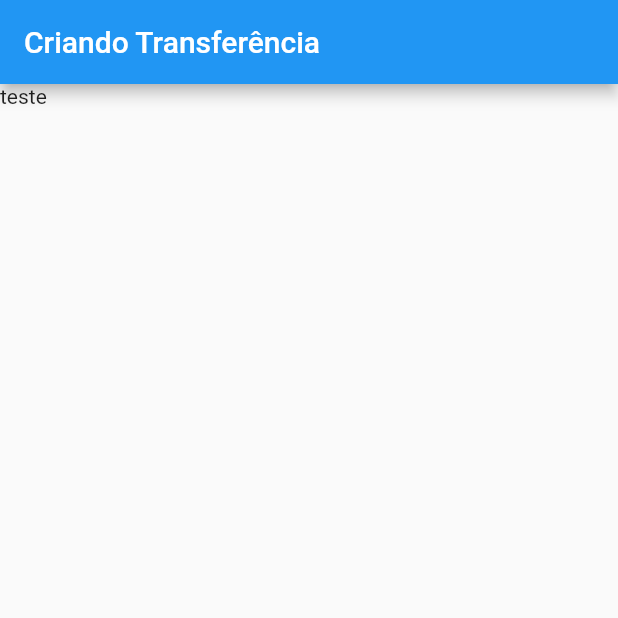
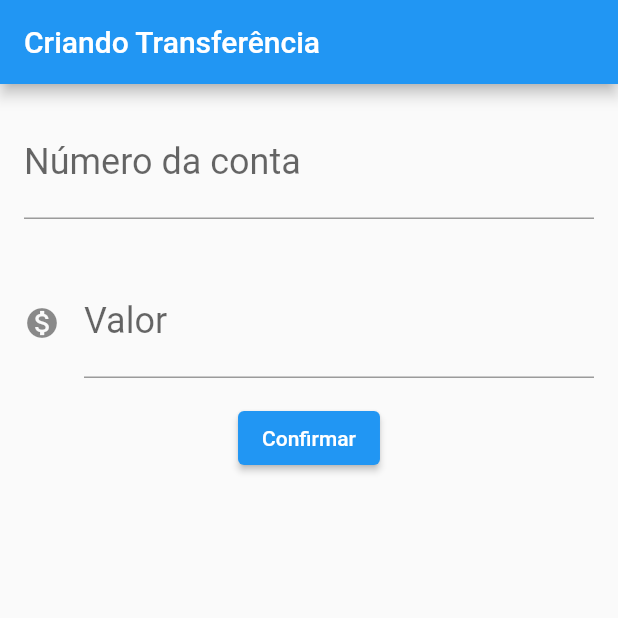
Before and after one commit to lucas-itenabler/Flutter-1-Bytebank, a Flutter app: the screen it shows after launch, on a phone screen of 412 x 824 dp, the top half of it. Run offline on Flutter 3.47's test engine with Material 2 defaults, Android fonts, the phone set to English and light mode, and no system bars.

Commit message:
Montando o layout do firmulário

```diff
--- a/bytebank/lib/main.dart
+++ b/bytebank/lib/main.dart
@@ -17,8 +17,40 @@ class FormularioTransferencia extends StatelessWidget {
   @override
   Widget build(BuildContext context) {
     return Scaffold(
-        appBar: AppBar(title: Text('Criando Transferência'),),
-        body: Text('teste'));
+        appBar: AppBar(
+          title: Text('Criando Transferência'),
+        ),
+        body: Column(
+          children: [
+            Padding(
+              padding: const EdgeInsets.all(16.0),
+              child: TextField(
+                style: TextStyle(
+                    fontSize: 24.0
+                ),
+                decoration: InputDecoration(
+                    labelText: 'Número da conta',
+                    hintText: '0000'
+                ),
+                keyboardType: TextInputType.number,
+              ),
+            ),   Padding(
+              padding: const EdgeInsets.all(16.0),
+              child: TextField(
+                style: TextStyle(
+                    fontSize: 24.0
+                ),
+                decoration: InputDecoration(
+                    icon: Icon(Icons.monetization_on),
+                    labelText: 'Valor',
+                    hintText: '0.00'
+                ),
+                keyboardType: TextInputType.number,
+              ),
+            ),
+            ElevatedButton(onPressed: () {}, child: Text('Confirmar'))
+          ],
+        ));
   }
 }
 
```
